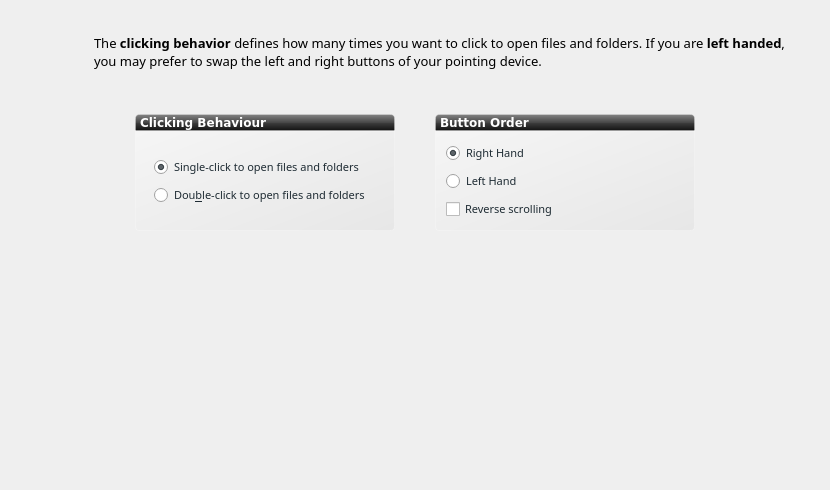
The window that ui/ui_scrMouse.ui (rshipp/kapudan) describes before a commit, drawn with Qt 5.
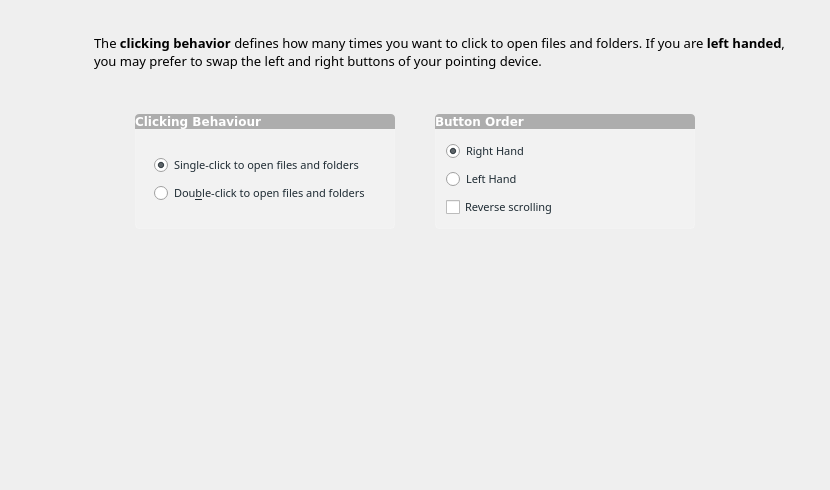
The same window after the commit. Icons and pictures are not drawn.

```diff
--- a/ui/ui_scrMouse.ui
+++ b/ui/ui_scrMouse.ui
@@ -14,13 +14,39 @@
    <string>Mouse</string>
   </property>
   <property name="styleSheet">
-   <string notr="true">QGroupBox{
-background-color: qlineargradient(spread:pad, x1:1, y1:1, x2:0, y2:0, stop:0 rgba(219, 219, 219, 100), stop:1 rgba(255, 255, 255, 100));
-border: 1px solid rgba(255,255,255,50);
-border-bottom-left-radius: 4px;
-border-bottom-right-radius: 4px;
+   <string notr="true">QGroupBox {
+	background-color: rgb(242, 242, 242);
+	border: 1px solid rgba(255,255,255,50);
+	border-bottom-left-radius: 4px;
+	border-bottom-right-radius: 4px;
 }
-</string>
+
+
+QPushButton{
+	padding: 3px 10px 3px 10px;
+	color: white;
+	border:0px;
+	border-radius:4px;
+	background-color: rgb(68, 69, 70);
+}
+
+QPushButton::flat{
+	border:1px solid  rgb(68, 69, 70);
+	border-radius:4px;
+	background-color: rgb(68, 69, 70);
+}
+
+QPushButton::flat:hover{
+	border:1px solid rgba(0, 0, 0, 100);
+	border-radius:4px;
+	background-color: rgb(0, 172, 255);
+}
+
+QPushButton::flat:pressed{
+	border:1px solid rgba(0, 0, 0, 100);
+	border-radius:4px;
+	background-color: rgb(106, 114, 128);
+}</string>
   </property>
   <layout class="QGridLayout" name="gridLayout">
    <property name="margin">
@@ -138,10 +164,8 @@
             </font>
            </property>
            <property name="styleSheet">
-            <string notr="true">    background-color: qlineargradient(spread:pad, x1:0.5, y1:0, x2:0.5, y2:1, stop:0 rgba(132, 132, 132, 255), stop:0.501481 rgba(70, 70, 70, 255), stop:0.503057 rgba(62, 62, 62, 255), stop:1 rgba(16, 16, 16, 255));
-color:rgb(255,255,255);
-/*background-color: qlineargradient(spread:pad, x1:1, y1:1, x2:0, y2:0, stop:0 rgba(219, 219, 219, 100), stop:1 rgba(255, 255, 255, 100));*/
-border: 1px solid rgba(255,255,255,50);
+            <string notr="true">background-color: rgba(0, 0, 0, 70);
+color:white;
 border-top-left-radius: 4px;
 border-top-right-radius: 4px;</string>
            </property>
@@ -337,11 +361,8 @@
             </font>
            </property>
            <property name="styleSheet">
-            <string notr="true">    background-color: qlineargradient(spread:pad, x1:0.5, y1:0, x2:0.5, y2:1, stop:0 rgba(132, 132, 132, 255), stop:0.501481 rgba(70, 70, 70, 255), stop:0.503057 rgba(62, 62, 62, 255), stop:1 rgba(16, 16, 16, 255));
-color:rgb(255,255,255);
-/*qlineargradient(spread:pad, x1:0.5, y1:1, x2:0.5, y2:0, stop:0 rgba(183, 100, 124, 255), stop:0.0212465 rgba(91, 33, 50, 255), stop:0.521739 rgba(152, 86, 105, 255), stop:0.527174 rgba(155, 98, 115, 255), stop:0.983696 rgba(184, 141, 153, 255), stop:1 rgba(220, 173, 186, 255));*/
-/*background-color: qlineargradient(spread:pad, x1:1, y1:1, x2:0, y2:0, stop:0 rgba(219, 219, 219, 100), stop:1 rgba(255, 255, 255, 100));*/
-border: 1px solid rgba(255,255,255,50);
+            <string notr="true">background-color: rgba(0, 0, 0, 70);
+color:white;
 border-top-left-radius: 4px;
 border-top-right-radius: 4px;</string>
            </property>
```
